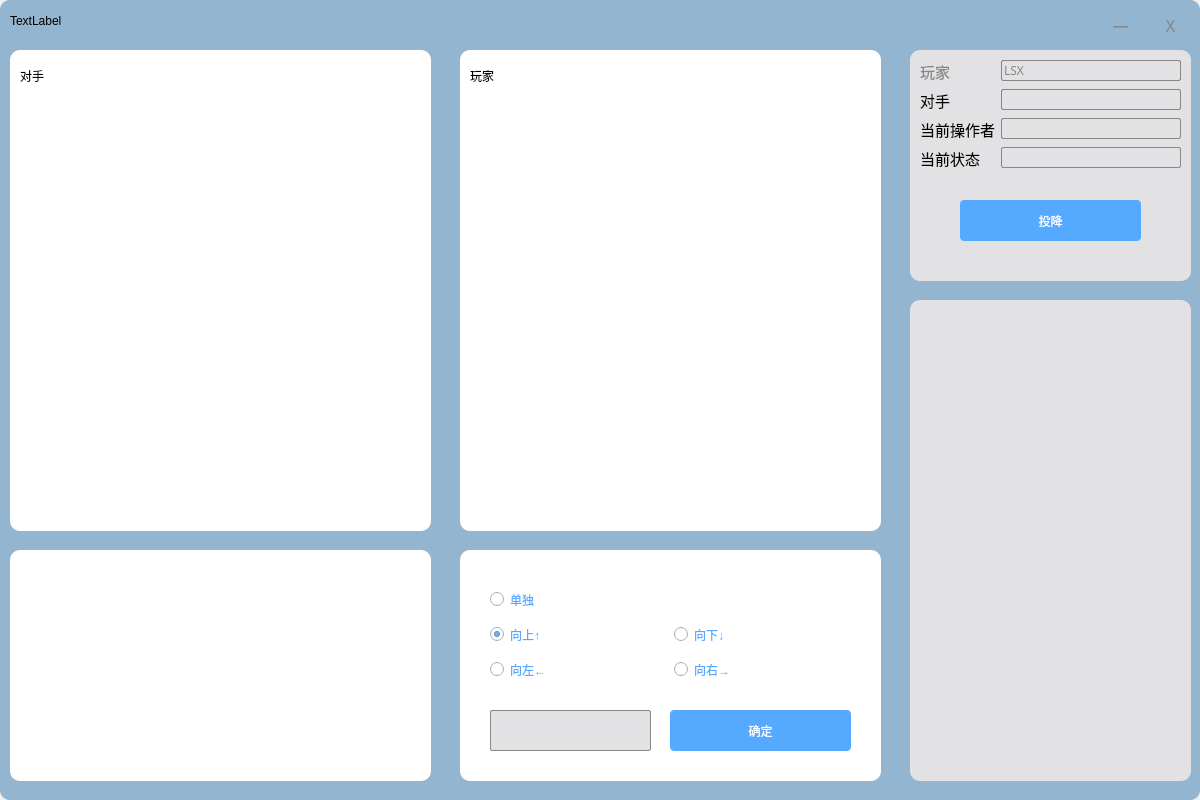
Before: the Qt Designer form gamegui.ui in sj-team/ShootPlane, drawn with Qt 5.
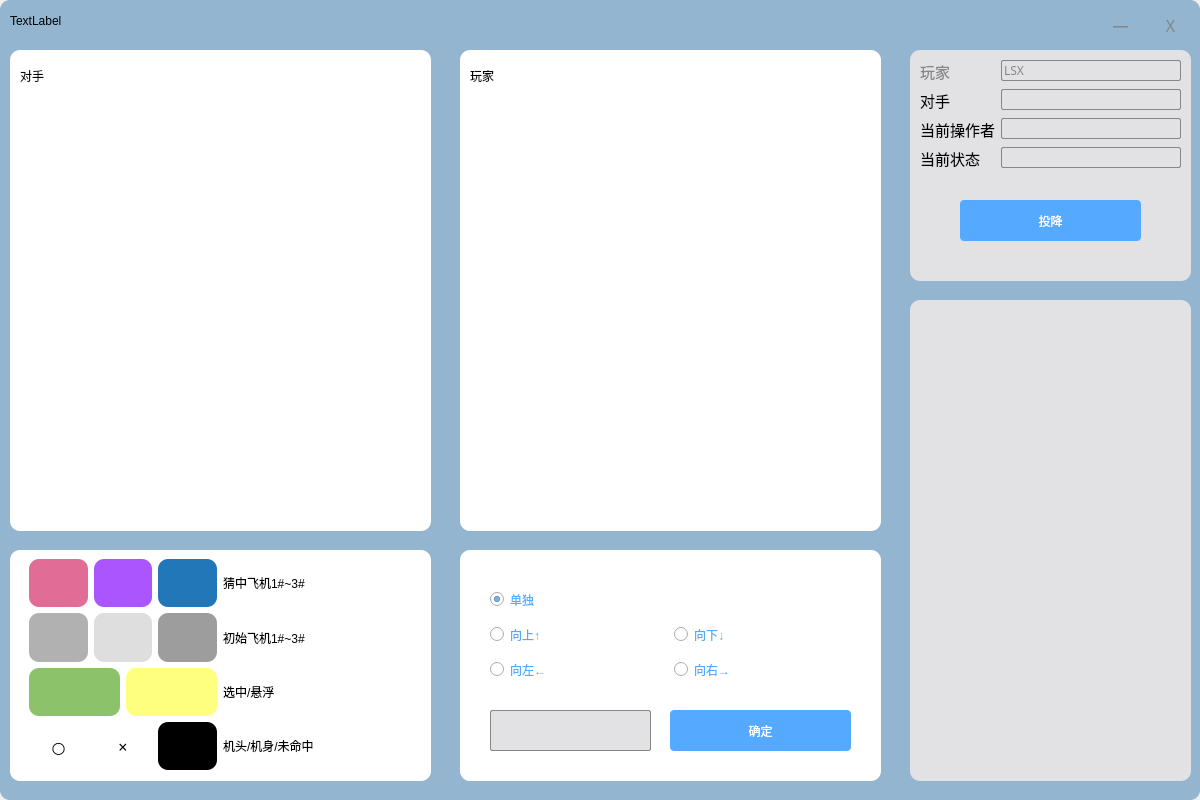
After: the same form once the commit is applied. Custom widgets are drawn as their Qt base class.

```diff
--- a/gamegui.ui
+++ b/gamegui.ui
@@ -467,6 +467,334 @@
     <property name="title">
      <string/>
     </property>
+    <widget class="QWidget" name="gridLayoutWidget">
+     <property name="geometry">
+      <rect>
+       <x>19</x>
+       <y>9</y>
+       <width>381</width>
+       <height>211</height>
+      </rect>
+     </property>
+     <layout class="QGridLayout" name="gridLayout">
+      <item row="0" column="0">
+       <layout class="QHBoxLayout" name="horizontalLayout">
+        <item>
+         <widget class="QLabel" name="label_air_1">
+          <property name="font">
+           <font>
+            <family>Adobe 黑体 Std R</family>
+            <pointsize>12</pointsize>
+            <weight>50</weight>
+            <italic>false</italic>
+            <bold>false</bold>
+           </font>
+          </property>
+          <property name="styleSheet">
+           <string notr="true">background-color: rgb(225,108,150);
+</string>
+          </property>
+          <property name="text">
+           <string/>
+          </property>
+          <property name="alignment">
+           <set>Qt::AlignCenter</set>
+          </property>
+         </widget>
+        </item>
+        <item>
+         <widget class="QLabel" name="label_air_2">
+          <property name="font">
+           <font>
+            <family>Adobe 黑体 Std R</family>
+            <pointsize>12</pointsize>
+            <weight>50</weight>
+            <italic>false</italic>
+            <bold>false</bold>
+           </font>
+          </property>
+          <property name="styleSheet">
+           <string notr="true">background-color: rgb(170, 85, 255);
+
+
+
+</string>
+          </property>
+          <property name="text">
+           <string/>
+          </property>
+          <property name="alignment">
+           <set>Qt::AlignCenter</set>
+          </property>
+         </widget>
+        </item>
+        <item>
+         <widget class="QLabel" name="label_air_3">
+          <property name="font">
+           <font>
+            <family>Adobe 黑体 Std R</family>
+            <pointsize>12</pointsize>
+            <weight>50</weight>
+            <italic>false</italic>
+            <bold>false</bold>
+           </font>
+          </property>
+          <property name="styleSheet">
+           <string notr="true">background-color: rgb(33,119,184);
+    </string>
+          </property>
+          <property name="text">
+           <string/>
+          </property>
+          <property name="alignment">
+           <set>Qt::AlignCenter</set>
+          </property>
+         </widget>
+        </item>
+       </layout>
+      </item>
+      <item row="1" column="1">
+       <widget class="QLabel" name="label_4">
+        <property name="styleSheet">
+         <string notr="true">font: 25 14pt &quot;微软雅黑 Light&quot;;
+color: rgb(0, 0, 0)</string>
+        </property>
+        <property name="text">
+         <string>初始飞机1#~3#</string>
+        </property>
+       </widget>
+      </item>
+      <item row="1" column="0">
+       <layout class="QHBoxLayout" name="horizontalLayout_2">
+        <item>
+         <widget class="QLabel" name="label_gray_1">
+          <property name="font">
+           <font>
+            <family>Adobe 黑体 Std R</family>
+            <pointsize>12</pointsize>
+            <weight>50</weight>
+            <italic>false</italic>
+            <bold>false</bold>
+           </font>
+          </property>
+          <property name="styleSheet">
+           <string notr="true">background-color: rgb(177,177,177);
+</string>
+          </property>
+          <property name="text">
+           <string/>
+          </property>
+          <property name="alignment">
+           <set>Qt::AlignCenter</set>
+          </property>
+         </widget>
+        </item>
+        <item>
+         <widget class="QLabel" name="label_gray_2">
+          <property name="font">
+           <font>
+            <family>Adobe 黑体 Std R</family>
+            <pointsize>12</pointsize>
+            <weight>50</weight>
+            <italic>false</italic>
+            <bold>false</bold>
+           </font>
+          </property>
+          <property name="styleSheet">
+           <string notr="true">background-color: rgb(222,222,222);
+</string>
+          </property>
+          <property name="text">
+           <string/>
+          </property>
+          <property name="alignment">
+           <set>Qt::AlignCenter</set>
+          </property>
+         </widget>
+        </item>
+        <item>
+         <widget class="QLabel" name="label_gray_3">
+          <property name="font">
+           <font>
+            <family>Adobe 黑体 Std R</family>
+            <pointsize>12</pointsize>
+            <weight>50</weight>
+            <italic>false</italic>
+            <bold>false</bold>
+           </font>
+          </property>
+          <property name="styleSheet">
+           <string notr="true">background-color: rgb(157,157,157);
+
+</string>
+          </property>
+          <property name="text">
+           <string/>
+          </property>
+          <property name="alignment">
+           <set>Qt::AlignCenter</set>
+          </property>
+         </widget>
+        </item>
+       </layout>
+      </item>
+      <item row="2" column="1">
+       <widget class="QLabel" name="label_5">
+        <property name="styleSheet">
+         <string notr="true">font: 25 14pt &quot;微软雅黑 Light&quot;;
+color: rgb(0, 0, 0)</string>
+        </property>
+        <property name="text">
+         <string>选中/悬浮</string>
+        </property>
+       </widget>
+      </item>
+      <item row="2" column="0">
+       <layout class="QHBoxLayout" name="horizontalLayout_3">
+        <item>
+         <widget class="QLabel" name="label_choose">
+          <property name="font">
+           <font>
+            <family>Adobe 黑体 Std R</family>
+            <pointsize>12</pointsize>
+            <weight>50</weight>
+            <italic>false</italic>
+            <bold>false</bold>
+           </font>
+          </property>
+          <property name="styleSheet">
+           <string notr="true">background-color: rgb(140,194,105);</string>
+          </property>
+          <property name="text">
+           <string/>
+          </property>
+          <property name="alignment">
+           <set>Qt::AlignCenter</set>
+          </property>
+         </widget>
+        </item>
+        <item>
+         <widget class="QLabel" name="label_hover">
+          <property name="font">
+           <font>
+            <family>Adobe 黑体 Std R</family>
+            <pointsize>12</pointsize>
+            <weight>50</weight>
+            <italic>false</italic>
+            <bold>false</bold>
+           </font>
+          </property>
+          <property name="styleSheet">
+           <string notr="true">background-color: rgb(255, 255, 127);
+
+</string>
+          </property>
+          <property name="text">
+           <string/>
+          </property>
+          <property name="alignment">
+           <set>Qt::AlignCenter</set>
+          </property>
+         </widget>
+        </item>
+       </layout>
+      </item>
+      <item row="0" column="1">
+       <widget class="QLabel" name="label">
+        <property name="styleSheet">
+         <string notr="true">font: 25 14pt &quot;微软雅黑 Light&quot;;
+color: rgb(0, 0, 0)</string>
+        </property>
+        <property name="text">
+         <string>猜中飞机1#~3#</string>
+        </property>
+       </widget>
+      </item>
+      <item row="3" column="0">
+       <layout class="QHBoxLayout" name="horizontalLayout_4">
+        <item>
+         <widget class="QLabel" name="label_head">
+          <property name="font">
+           <font>
+            <family>Adobe 黑体 Std R</family>
+            <pointsize>12</pointsize>
+            <weight>50</weight>
+            <italic>false</italic>
+            <bold>false</bold>
+           </font>
+          </property>
+          <property name="styleSheet">
+           <string notr="true"/>
+          </property>
+          <property name="text">
+           <string>○</string>
+          </property>
+          <property name="alignment">
+           <set>Qt::AlignCenter</set>
+          </property>
+         </widget>
+        </item>
+        <item>
+         <widget class="QLabel" name="label_body">
+          <property name="font">
+           <font>
+            <family>Adobe 黑体 Std R</family>
+            <pointsize>12</pointsize>
+            <weight>50</weight>
+            <italic>false</italic>
+            <bold>false</bold>
+           </font>
+          </property>
+          <property name="styleSheet">
+           <string notr="true">
+</string>
+          </property>
+          <property name="text">
+           <string>×</string>
+          </property>
+          <property name="alignment">
+           <set>Qt::AlignCenter</set>
+          </property>
+         </widget>
+        </item>
+        <item>
+         <widget class="QLabel" name="label_miss">
+          <property name="font">
+           <font>
+            <family>Adobe 黑体 Std R</family>
+            <pointsize>12</pointsize>
+            <weight>50</weight>
+            <italic>false</italic>
+            <bold>false</bold>
+           </font>
+          </property>
+          <property name="styleSheet">
+           <string notr="true">background-color: rgb(0,0,0);
+</string>
+          </property>
+          <property name="text">
+           <string/>
+          </property>
+          <property name="alignment">
+           <set>Qt::AlignCenter</set>
+          </property>
+         </widget>
+        </item>
+       </layout>
+      </item>
+      <item row="3" column="1">
+       <widget class="QLabel" name="label_8">
+        <property name="styleSheet">
+         <string notr="true">font: 25 14pt &quot;微软雅黑 Light&quot;;
+color: rgb(0, 0, 0)</string>
+        </property>
+        <property name="text">
+         <string>机头/机身/未命中</string>
+        </property>
+       </widget>
+      </item>
+     </layout>
+    </widget>
    </widget>
    <widget class="QGroupBox" name="groupBox_4">
     <property name="geometry">
@@ -514,7 +842,7 @@
          <string>向上↑</string>
         </property>
         <property name="checked">
-         <bool>true</bool>
+         <bool>false</bool>
         </property>
        </widget>
       </item>
@@ -549,6 +877,9 @@
         <property name="text">
          <string>单独</string>
         </property>
+        <property name="checked">
+         <bool>true</bool>
+        </property>
        </widget>
       </item>
      </layout>
```
